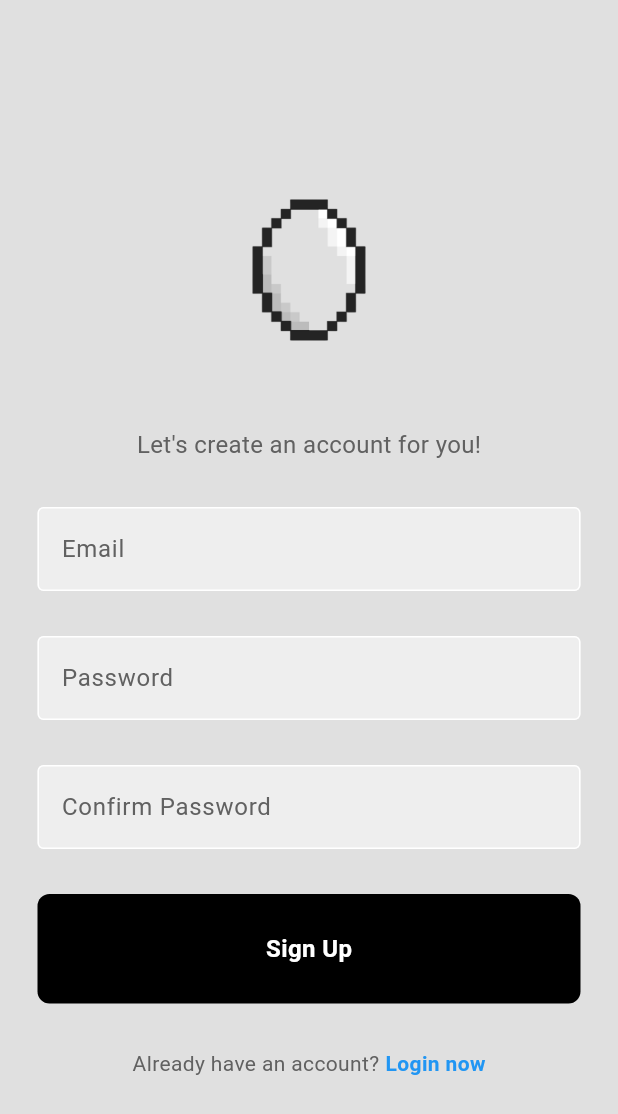
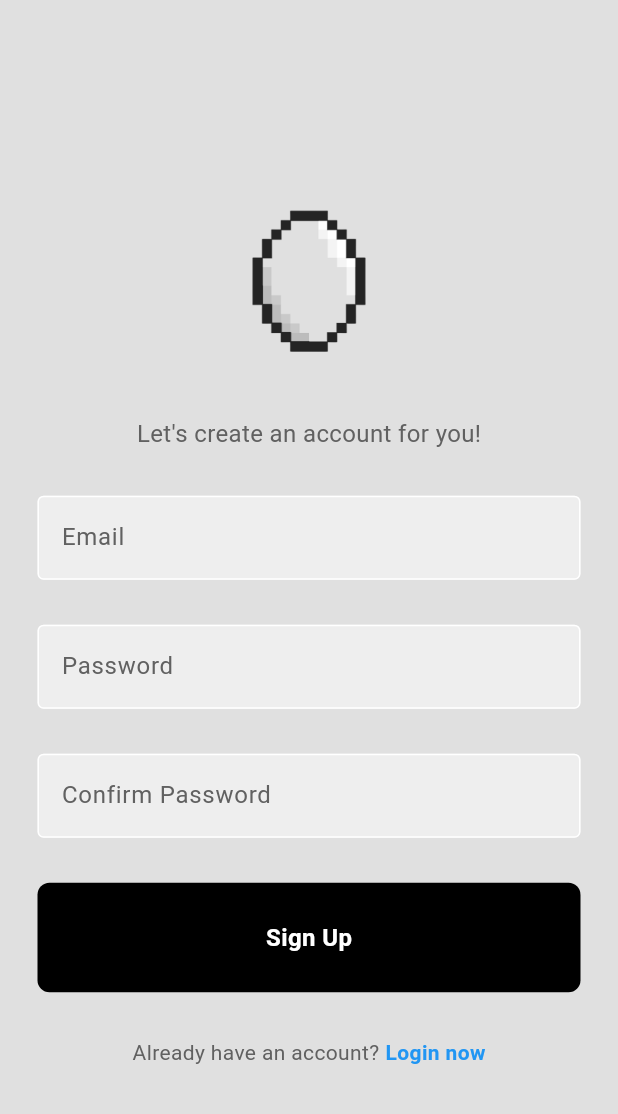
Before and after one commit to NaufalRozan/Minimal_Login_App, a Flutter app: the RegisterPage screen opened directly with empty values, on a phone screen of 412 x 824 dp. Shown: the top 1114 px of the screen. Run offline on Flutter 3.47's test engine with Material 3 defaults, Android fonts, the phone set to English and light mode, and no system bars; our stand-ins replace firebase_auth, firebase_core; accounts and stored records are empty.

Commit message:
Memperbaiki jarak tampilan

```diff
--- a/lib/pages/register_page.dart
+++ b/lib/pages/register_page.dart
@@ -149,7 +149,7 @@ class _RegisterPageState extends State<RegisterPage> {
                   fit: BoxFit.fill,
                 ),
 
-                const SizedBox(height: 30),
+                const SizedBox(height: 15),
 
                 //Let's create an account for you!
                 Text(
```
